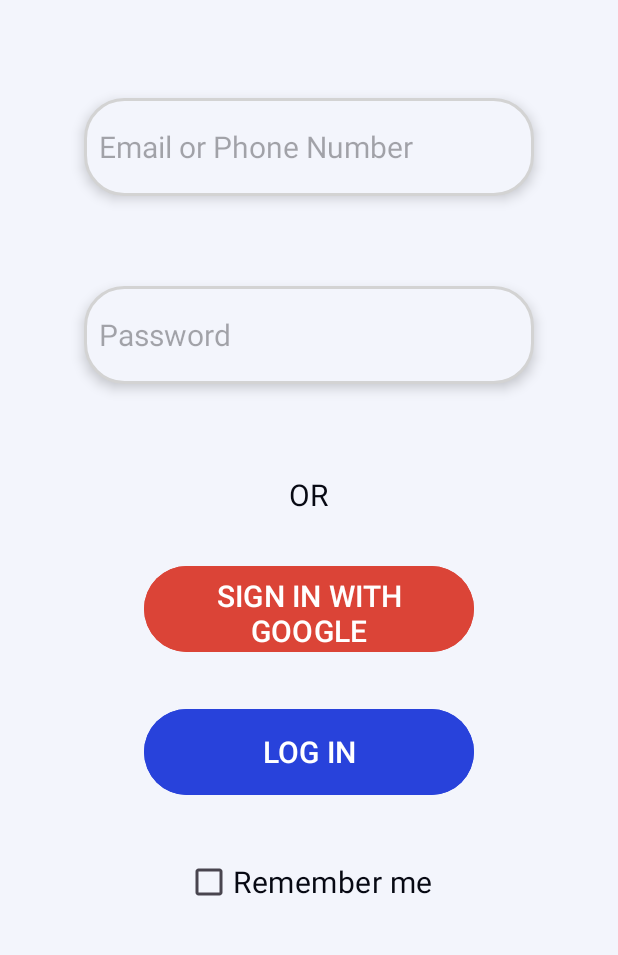
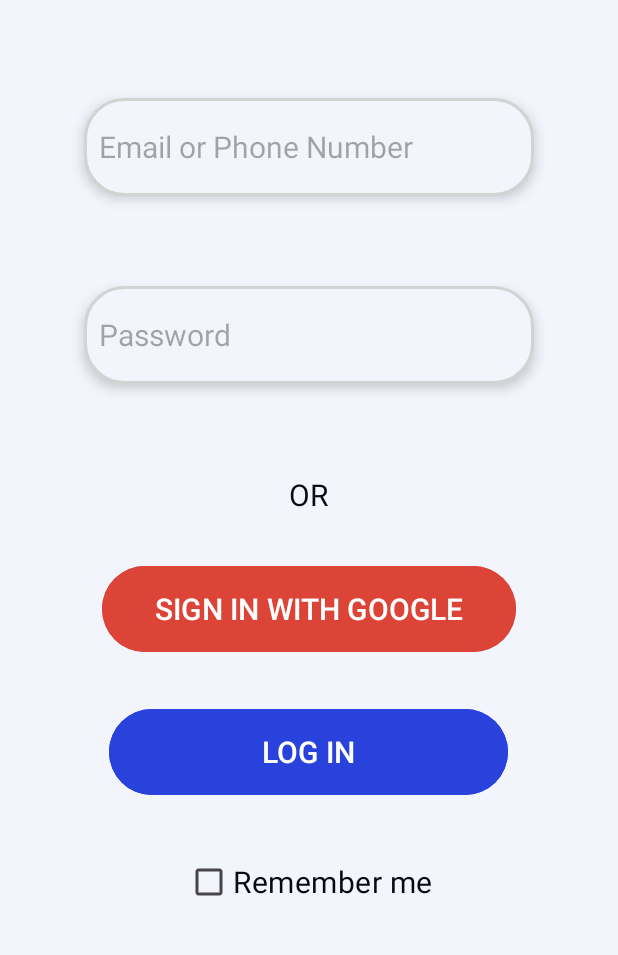
Before and after one commit to asselgh/FitQuest, an Android app: the LoginActivity screen opened directly, with no data from a screen before it, on a phone screen of 412 x 824 dp, the part 203-1158 px from its top. Run offline under Robolectric (Android 15) with nearby library versions, the phone set to English and light mode, and no system bars.

Commit message:
login with google btn were changed

```diff
--- a/app/src/main/res/layout/login_layout.xml
+++ b/app/src/main/res/layout/login_layout.xml
@@ -8,17 +8,6 @@
     android:orientation="vertical"
     tools:context=".LoginActivity"
     android:background="@color/background">
-
-<!--
-login page components
-1- app name at the top
-2- input for the user email or phone number
-3- input for the user password
-4- a separater that says OR then comes the buttons after it
-5- button for signin with google
-6- button for login
-7- check box for remember me
--->
 
     <!--    textView for the app name-->
     <TextView
@@ -74,7 +63,7 @@ login page components
     <!--    button for signin with google-->
     <Button
         android:id="@+id/googleBtn"
-        android:layout_width="220dp"
+        android:layout_width="276dp"
         android:layout_height="65dp"
         android:layout_gravity="center"
         android:layout_marginBottom="30dp"
@@ -87,7 +76,7 @@ login page components
     <!--    button for login-->
     <Button
         android:id="@+id/loginBtn"
-        android:layout_width="220dp"
+        android:layout_width="266dp"
         android:layout_height="65dp"
         android:layout_gravity="center"
         android:backgroundTint="@color/primary"
```
